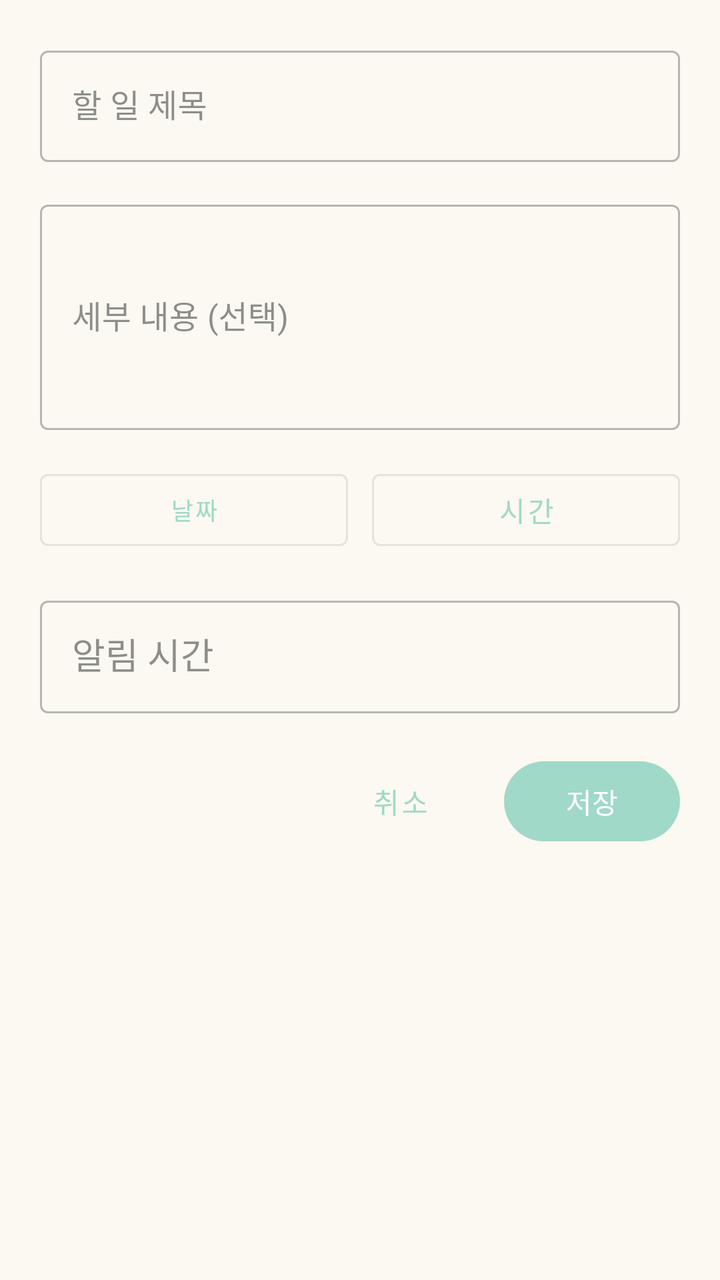
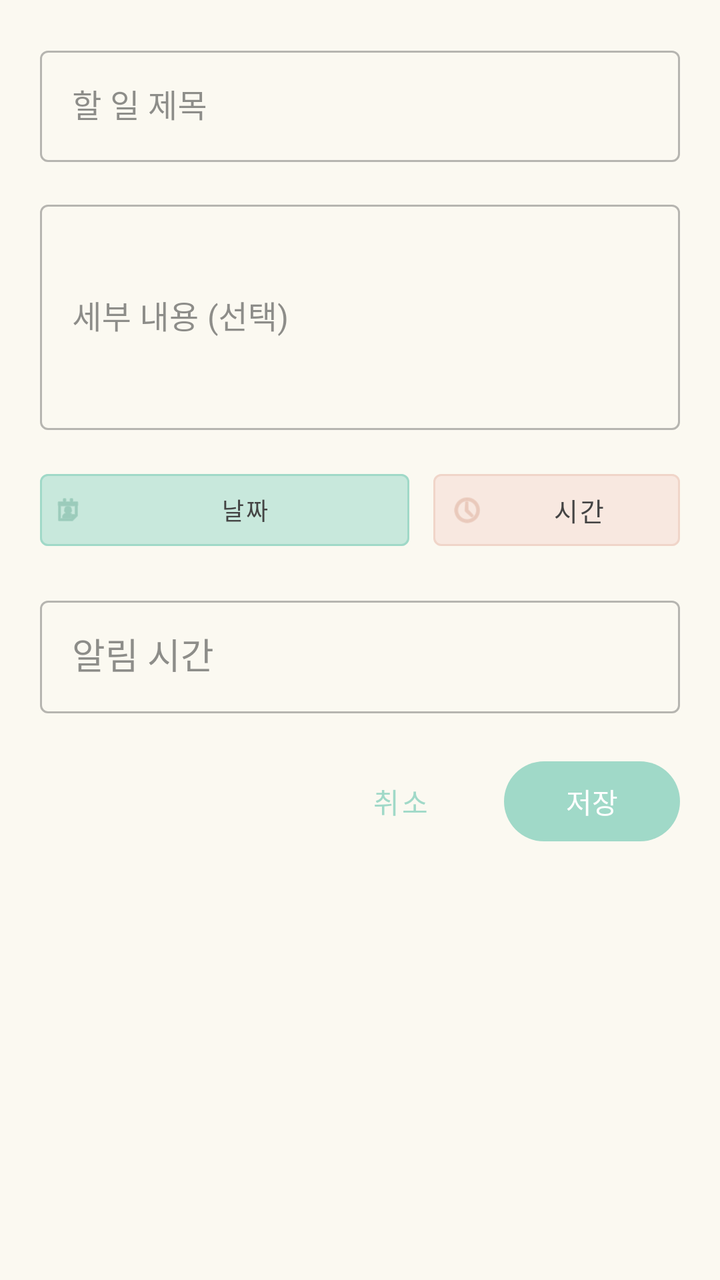

The first picture is an Android layout as it rendered before a commit; the second is the same layout after the commit. The layout source and the unified diff follow.
<!-- AndroidManifest.xml: application theme Theme.ToDoNote -->
<!-- res/layout/dialog_todo_input.xml -->
<?xml version="1.0" encoding="utf-8"?>
<LinearLayout xmlns:android="http://schemas.android.com/apk/res/android"
    xmlns:app="http://schemas.android.com/apk/res-auto"
    android:layout_width="match_parent"
    android:layout_height="wrap_content"
    android:orientation="vertical"
    android:padding="20dp"
    android:background="@color/color_background">

    <com.google.android.material.textfield.TextInputLayout
        android:layout_width="match_parent"
        android:layout_height="wrap_content"
        android:hint="할 일 제목"
        android:layout_marginBottom="16dp"
        android:minHeight="48dp"
        style="@style/Widget.MaterialComponents.TextInputLayout.OutlinedBox">

        <com.google.android.material.textfield.TextInputEditText
            android:id="@+id/et_todo_title"
            android:layout_width="match_parent"
            android:layout_height="wrap_content"
            android:inputType="text"
            android:maxLines="1"
            android:minHeight="48dp" />

    </com.google.android.material.textfield.TextInputLayout>

    <com.google.android.material.textfield.TextInputLayout
        android:layout_width="match_parent"
        android:layout_height="wrap_content"
        android:hint="세부 내용 (선택)"
        android:layout_marginBottom="16dp"
        style="@style/Widget.MaterialComponents.TextInputLayout.OutlinedBox">

        <com.google.android.material.textfield.TextInputEditText
            android:id="@+id/et_todo_detail"
            android:layout_width="match_parent"
            android:layout_height="wrap_content"
            android:inputType="textMultiLine"
            android:maxLines="6"
            android:minLines="4" />

    </com.google.android.material.textfield.TextInputLayout>

    <LinearLayout
        android:layout_width="match_parent"
        android:layout_height="wrap_content"
        android:orientation="horizontal"
        android:gravity="center_vertical"
        android:layout_marginBottom="16dp">

        <com.google.android.material.button.MaterialButton
            android:id="@+id/btn_todo_date"
            android:layout_width="0dp"
            android:layout_height="wrap_content"
            android:layout_weight="1"
            android:layout_marginEnd="6dp"
            android:text="날짜"
            android:singleLine="true"
            android:paddingStart="4dp"
            android:paddingEnd="4dp"
            android:textSize="12sp"
            android:maxLines="1"
            style="@style/Widget.MaterialComponents.Button.OutlinedButton" />

        <com.google.android.material.button.MaterialButton
            android:id="@+id/btn_todo_time"
            android:layout_width="0dp"
            android:layout_height="wrap_content"
            android:layout_weight="1"
            android:layout_marginStart="6dp"
            android:text="시간"
            android:singleLine="true"
            android:ellipsize="end"
            style="@style/Widget.MaterialComponents.Button.OutlinedButton" />

    </LinearLayout>

    <com.google.android.material.textfield.TextInputLayout
        android:layout_width="match_parent"
        android:layout_height="wrap_content"
        android:hint="알림 시간"
        android:layout_marginBottom="20dp"
        android:minHeight="56dp"
        style="@style/Widget.MaterialComponents.TextInputLayout.OutlinedBox">

        <AutoCompleteTextView
            android:id="@+id/spinner_notification"
            android:layout_width="match_parent"
            android:layout_height="wrap_content"
            android:minHeight="56dp"
            android:inputType="none"
            android:focusable="true"
            android:clickable="true"
            android:singleLine="true"
            android:ellipsize="end"
            android:paddingStart="16dp"
            android:paddingEnd="16dp"
            android:paddingTop="16dp"
            android:paddingBottom="16dp" />

    </com.google.android.material.textfield.TextInputLayout>

    <LinearLayout
        android:layout_width="match_parent"
        android:layout_height="wrap_content"
        android:orientation="horizontal"
        android:gravity="end">

        <com.google.android.material.button.MaterialButton
            android:id="@+id/btn_todo_cancel"
            android:layout_width="wrap_content"
            android:layout_height="wrap_content"
            android:layout_marginEnd="8dp"
            android:text="취소"
            style="@style/Widget.MaterialComponents.Button.TextButton" />

        <com.google.android.material.button.MaterialButton
            android:id="@+id/btn_todo_save"
            android:layout_width="wrap_content"
            android:layout_height="wrap_content"
            android:text="저장" />

    </LinearLayout>

</LinearLayout>
<!-- resources referenced by this layout -->
<resources>
  <color name="color_background">#FBF9F1</color>
  <style name="Theme.ToDoNote" parent="Base.Theme.ToDoNote" />
  <style name="Base.Theme.ToDoNote" parent="Theme.Material3.DayNight.NoActionBar">
          
          <item name="colorPrimary">@color/color_primary</item>
          <item name="colorPrimaryDark">@color/color_primary_dark</item>
          <item name="colorPrimaryVariant">@color/color_primary_light</item>
          
          
          <item name="colorSecondary">@color/color_secondary</item>
          <item name="colorSecondaryVariant">@color/color_secondary_dark</item>
          
          
          <item name="android:colorBackground">@color/color_background</item>
          <item name="colorSurface">@color/color_surface</item>
          
          
          <item name="android:textColorPrimary">@color/color_text_dark</item>
          <item name="android:textColorSecondary">@color/color_text_medium</item>
          <item name="colorOnPrimary">@color/white</item>
          <item name="colorOnSecondary">@color/color_text_dark</item>
          <item name="colorOnBackground">@color/color_text_dark</item>
          <item name="colorOnSurface">@color/color_text_dark</item>
          <item name="colorOnSurfaceVariant">@color/color_text_medium</item>
          
          
          <item name="colorAccent">@color/color_accent</item>
          
          
          <item name="colorOutline">@color/color_outline</item>
          
          
          <item name="android:statusBarColor">@android:color/black</item>
          <item name="android:windowLightStatusBar">false</item>
      </style>
  <color name="color_primary">#A0D9C8</color>
  <color name="color_primary_dark">#7DB8A5</color>
  <color name="color_primary_light">#C8E8DC</color>
  <color name="color_secondary">#F0D5C9</color>
  <color name="color_secondary_dark">#E0B5A3</color>
  <color name="color_surface">#FFFFFF</color>
  <color name="color_text_dark">#444444</color>
  <color name="color_text_medium">#666666</color>
  <color name="white">#FFFFFFFF</color>
  <color name="color_accent">#FFEB9E</color>
  <color name="color_outline">#333333</color>
</resources>

<!-- the commit's change to res/layout/dialog_todo_input.xml (unified diff, before → after) -->
@@ -53,25 +53,44 @@
             android:id="@+id/btn_todo_date"
             android:layout_width="0dp"
             android:layout_height="wrap_content"
-            android:layout_weight="1"
+            android:layout_weight="1.2"
             android:layout_marginEnd="6dp"
             android:text="날짜"
             android:singleLine="true"
-            android:paddingStart="4dp"
-            android:paddingEnd="4dp"
+            android:paddingStart="6dp"
+            android:paddingEnd="6dp"
             android:textSize="12sp"
+            android:textColor="@color/color_text_dark"
             android:maxLines="1"
+            android:ellipsize="none"
+            app:backgroundTint="@color/color_primary_light"
+            app:strokeColor="@color/color_primary"
+            app:strokeWidth="1dp"
+            app:icon="@android:drawable/ic_menu_my_calendar"
+            app:iconTint="@color/color_primary_dark"
+            app:iconSize="16dp"
+            app:iconPadding="4dp"
             style="@style/Widget.MaterialComponents.Button.OutlinedButton" />
 
         <com.google.android.material.button.MaterialButton
             android:id="@+id/btn_todo_time"
             android:layout_width="0dp"
             android:layout_height="wrap_content"
-            android:layout_weight="1"
+            android:layout_weight="0.8"
             android:layout_marginStart="6dp"
             android:text="시간"
             android:singleLine="true"
+            android:paddingStart="8dp"
+            android:paddingEnd="8dp"
+            android:textSize="13sp"
+            android:textColor="@color/color_text_dark"
             android:ellipsize="end"
+            app:backgroundTint="@color/color_secondary_light"
+            app:strokeColor="@color/color_secondary"
+            app:strokeWidth="1dp"
+            app:icon="@android:drawable/ic_menu_recent_history"
+            app:iconTint="@color/color_secondary_dark"
+            app:iconSize="18dp"
             style="@style/Widget.MaterialComponents.Button.OutlinedButton" />
 
     </LinearLayout>
<!-- resource entries referenced after the edit -->
@@ -40,6 +40,7 @@
   <color name="color_primary_light">#C8E8DC</color>
   <color name="color_secondary">#F0D5C9</color>
   <color name="color_secondary_dark">#E0B5A3</color>
+  <color name="color_secondary_light">#F8E8E0</color>
   <color name="color_surface">#FFFFFF</color>
   <color name="color_text_dark">#444444</color>
   <color name="color_text_medium">#666666</color>
